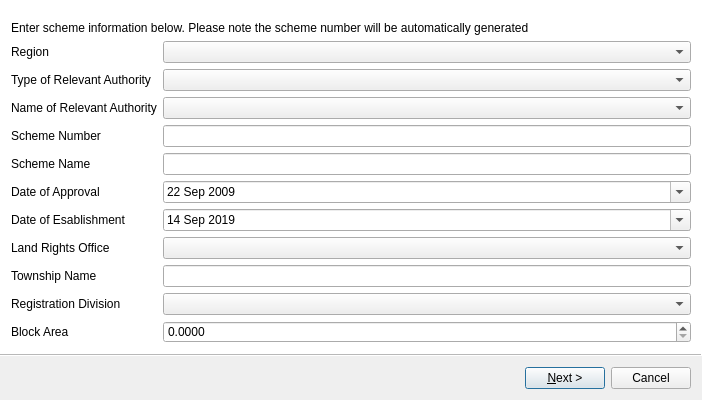
Before: the Qt Designer form ui/flts/ui_scheme_lodgement.ui in gltn/stdm, drawn with Qt 5.
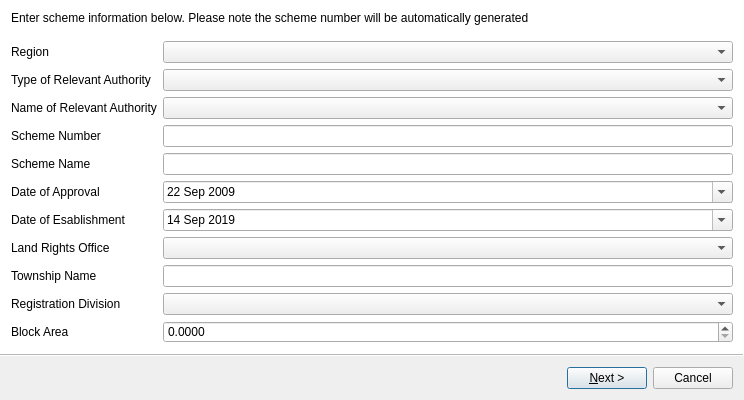
After: the same form once the commit is applied. Icons and pictures are not drawn. Custom widgets are drawn as their Qt base class.

What changed in the file:
```diff
--- a/ui/flts/ui_scheme_lodgement.ui
+++ b/ui/flts/ui_scheme_lodgement.ui
@@ -9,12 +9,12 @@
    <rect>
     <x>0</x>
     <y>0</y>
-    <width>702</width>
+    <width>744</width>
     <height>400</height>
    </rect>
   </property>
   <property name="sizePolicy">
-   <sizepolicy hsizetype="MinimumExpanding" vsizetype="MinimumExpanding">
+   <sizepolicy hsizetype="MinimumExpanding" vsizetype="Preferred">
     <horstretch>0</horstretch>
     <verstretch>0</verstretch>
    </sizepolicy>
@@ -49,13 +49,6 @@
   <widget class="QWizardPage" name="wizardPage1">
    <layout class="QGridLayout" name="gridLayout_2">
     <item row="0" column="0" colspan="2">
-     <layout class="QVBoxLayout" name="vlNotification">
-      <property name="bottomMargin">
-       <number>10</number>
-      </property>
-     </layout>
-    </item>
-    <item row="1" column="0" colspan="2">
      <widget class="QLabel" name="label_desc">
       <property name="sizePolicy">
        <sizepolicy hsizetype="Preferred" vsizetype="Fixed">
@@ -68,6 +61,22 @@
       </property>
      </widget>
     </item>
+    <item row="1" column="0" colspan="2">
+     <layout class="QVBoxLayout" name="vlNotification" stretch="">
+      <property name="leftMargin">
+       <number>4</number>
+      </property>
+      <property name="topMargin">
+       <number>5</number>
+      </property>
+      <property name="rightMargin">
+       <number>4</number>
+      </property>
+      <property name="bottomMargin">
+       <number>5</number>
+      </property>
+     </layout>
+    </item>
     <item row="2" column="0">
      <widget class="QLabel" name="label_region">
       <property name="text">
```
